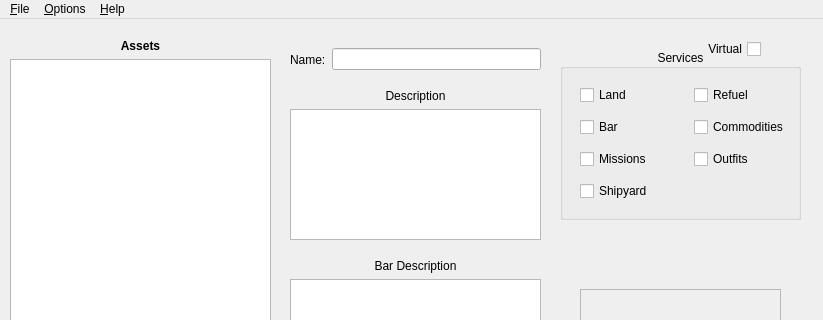
Old version of the form src/asset.ui in the repository Cypher3c/pyTHANE; both pictures show x 0 to 823 and y 0 to 320 of the 823 by 610 pixel window.
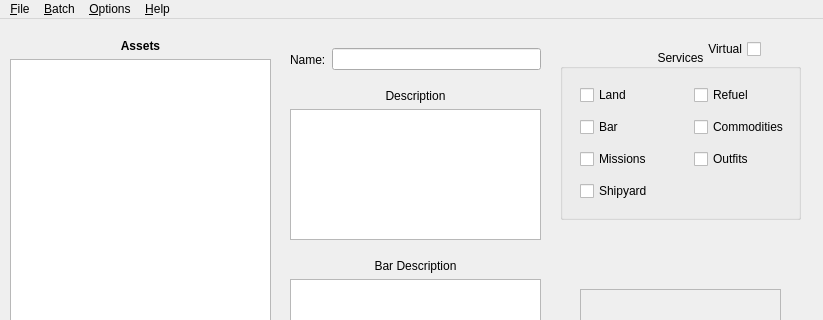
New version of the form.

Commit message: Added shell script/batch file for easy launching + README

Patch:
```diff
--- a/src/asset.ui
+++ b/src/asset.ui
@@ -359,7 +359,15 @@
     </property>
     <addaction name="action_About"/>
    </widget>
+   <widget class="QMenu" name="menu_Batch">
+    <property name="title">
+     <string>&amp;Batch</string>
+    </property>
+    <addaction name="actionBatch_Create"/>
+    <addaction name="actionBatch_Edit"/>
+   </widget>
    <addaction name="menu_File"/>
+   <addaction name="menu_Batch"/>
    <addaction name="menu_Options"/>
    <addaction name="menu_Help"/>
   </widget>
```
Left out of the diff: 25 changed lines with no effect on the pictures. The commit also changes 4 other files.
